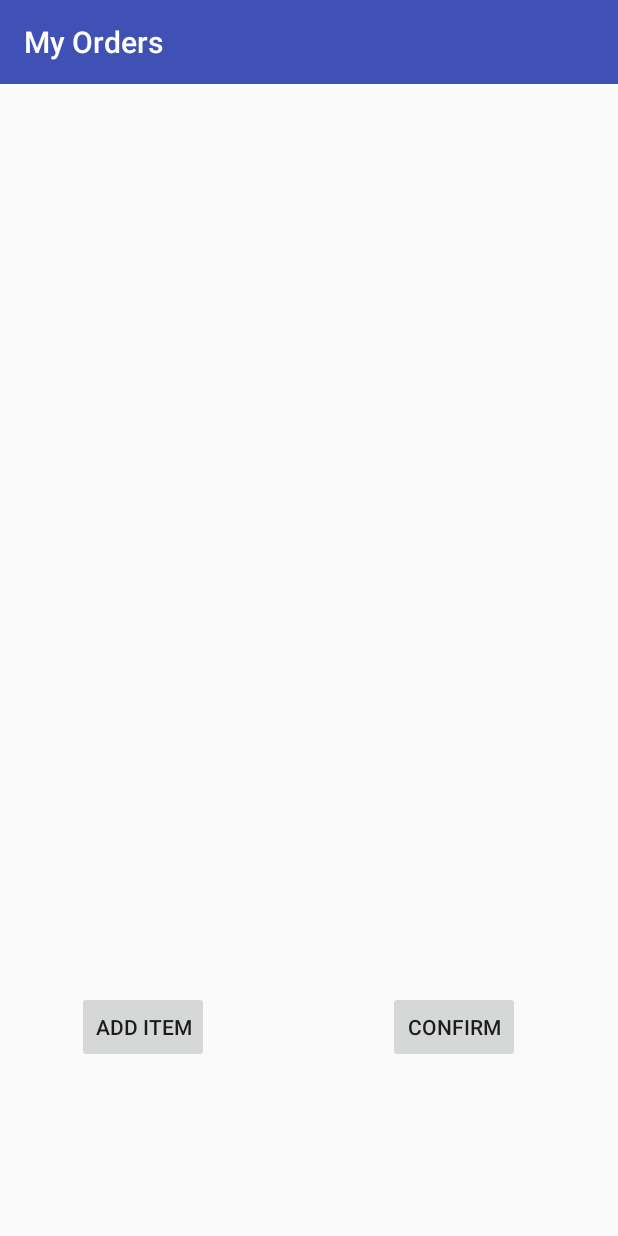
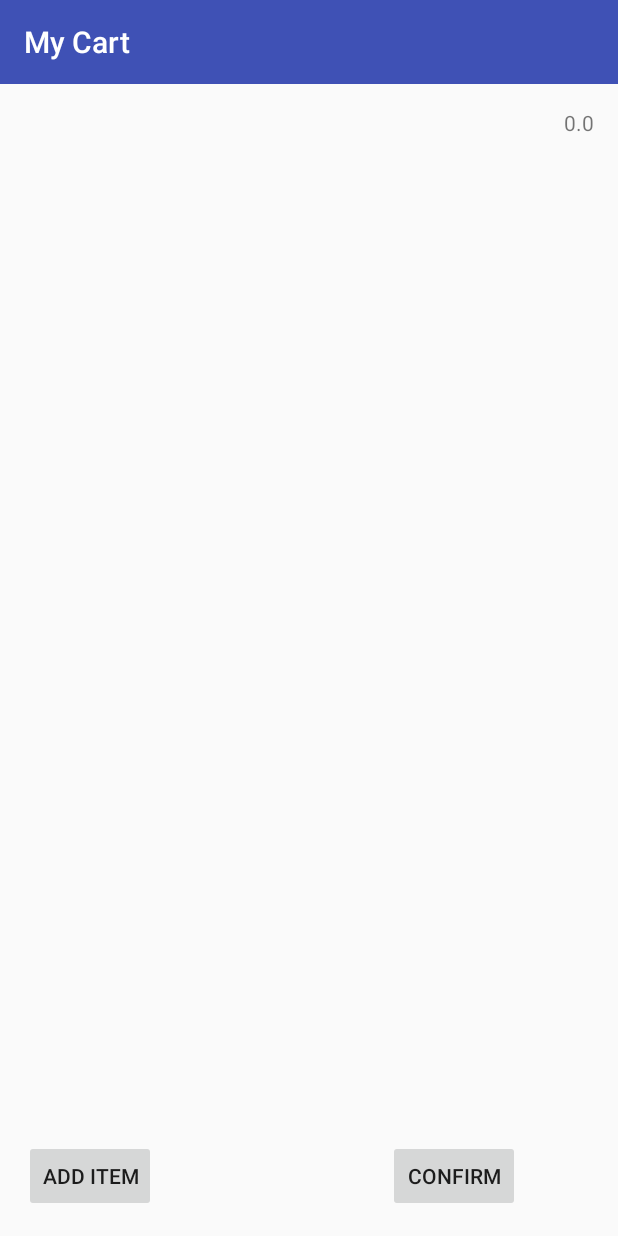
Before and after one commit to krishnarajk/menjar, an Android app: the Cart screen opened directly, with no data from a screen before it, on a phone screen of 412 x 824 dp. Run offline under Robolectric (Android 15) with nearby library versions, the phone set to English and light mode, and no system bars.

Commit message:
kore cheythu

```diff
--- a/app/src/main/java/com/example/krishnaraj/menjar/Cart.java
+++ b/app/src/main/java/com/example/krishnaraj/menjar/Cart.java
@@ -6,6 +6,8 @@ import android.os.Bundle;
 import android.util.Log;
 import android.view.View;
 import android.widget.Button;
+import android.widget.ListView;
+import android.widget.TextView;
 import android.widget.Toast;
 
 import com.example.krishnaraj.menjar.Models.Order;
@@ -16,15 +18,21 @@ import retrofit2.Callback;
 import retrofit2.Response;
 
 public class Cart extends AppCompatActivity {
-    Button additem;
-    Button confirm;
+    Button additem,confirm;
+    ListView cartList;
+    TextView subTotal;
     @Override
     protected void onCreate(Bundle savedInstanceState) {
         super.onCreate(savedInstanceState);
         setContentView(R.layout.activity_cart);
-        setTitle("My Orders");
+        setTitle("My Cart");
         additem = (Button) findViewById(R.id.additem);
         confirm = (Button) findViewById(R.id.confirm);
+        cartList = (ListView) findViewById(R.id.cart);
+        CartAdapter cartAdapter = new CartAdapter(Global.order.items,this);
+        cartList.setAdapter(cartAdapter);
+        subTotal = (TextView) findViewById(R.id.subtotal);
+        subTotal.setText(Global.order.amount+"");
         additem.setOnClickListener(new View.OnClickListener() {
             @Override
             public void onClick(View view) {
@@ -39,6 +47,7 @@ public class Cart extends AppCompatActivity {
                     public void onResponse(Call<Order> call, Response<Order> response) {
                         if(response.isSuccessful()){
                             Log.i("success","success");
+
                         }
                         else{
                             Log.i("Error","Error");
--- /dev/null
+++ b/app/src/main/java/com/example/krishnaraj/menjar/CartAdapter.java
@@ -0,0 +1,84 @@
+package com.example.krishnaraj.menjar;
+
+import android.content.Context;
+import android.view.LayoutInflater;
+import android.view.View;
+import android.view.ViewGroup;
+import android.widget.BaseAdapter;
+import android.widget.Button;
+import android.widget.TextView;
+
+import com.example.krishnaraj.menjar.Models.OrderItem;
+
+import java.util.ArrayList;
+
+/**
+ * Created by krishnaraj on 9/5/17.
+ */
+
+public class CartAdapter extends BaseAdapter {
+    ArrayList<OrderItem>orderItems;
+    Context context;
+    Button remove,plus,minus;
+    TextView quant;
+    public CartAdapter(ArrayList<OrderItem>orderItems,Context context){
+        this.orderItems=orderItems;
+        this.context=context;
+    }
+
+    @Override
+    public int getCount() {
+        return orderItems.size();
+    }
+
+    @Override
+    public Object getItem(int i) {
+        return orderItems.get(i);
+    }
+
+    @Override
+    public long getItemId(int i) {
+        return i;
+    }
+
+    @Override
+    public View getView(int i, View view, ViewGroup viewGroup) {
+        if(view==null){
+            view = LayoutInflater.from(context).inflate(R.layout.list_cart,viewGroup,false);
+        }
+        final OrderItem orderItem = (OrderItem) getItem(i);
+        TextView name = (TextView) view.findViewById(R.id.itemName);
+        name.setText(orderItem.name);
+        TextView price = (TextView) view.findViewById(R.id.itemPrice);
+        price.setText(orderItem.price+"");
+        plus = (Button) view.findViewById(R.id.plus);
+        minus = (Button) view.findViewById(R.id.minus);
+        remove = (Button) view.findViewById(R.id.remove);
+        quant = (TextView) view.findViewById(R.id.quantityCart);
+        quant.setText(orderItem.quantity+"");
+        plus.setOnClickListener(new View.OnClickListener() {
+            @Override
+            public void onClick(View view) {
+                orderItem.quantity+=1;
+                notifyDataSetChanged();
+            }
+        });
+        minus.setOnClickListener(new View.OnClickListener() {
+            @Override
+            public void onClick(View view) {
+                orderItem.quantity-=1;
+                notifyDataSetChanged();
+
+
+            }
+        });
+        remove.setOnClickListener(new View.OnClickListener() {
+            @Override
+            public void onClick(View view) {
+                orderItems.remove(orderItem);
+                notifyDataSetChanged();
+            }
+        });
+        return view;
+    }
+}
--- a/app/src/main/java/com/example/krishnaraj/menjar/Description.java
+++ b/app/src/main/java/com/example/krishnaraj/menjar/Description.java
@@ -32,9 +32,10 @@ public class Description extends AppCompatActivity {
             public void onClick(View view) {
                 EditText quant = (EditText) findViewById(R.id.quantity);
                 quantity= Integer.parseInt(quant.getText().toString());
-                Global.order.items.add(new OrderItem(catalog.id,quantity));
+                Global.order.items.add(new OrderItem(catalog.id,quantity,catalog.name,catalog.price));
                 Global.order.amount+=catalog.price*quantity;
                 Global.order.amountTotal+=catalog.price*quantity;
+                Global.order.tableId = Global.tableId;
                 startActivity(new Intent(Description.this,Cart.class));
                 Log.i("ab", String.valueOf(Global.order.amount));
                 Log.i("abc",String.valueOf(Global.order.amountTotal));
--- a/app/src/main/java/com/example/krishnaraj/menjar/Models/OrderItem.java
+++ b/app/src/main/java/com/example/krishnaraj/menjar/Models/OrderItem.java
@@ -6,8 +6,12 @@ package com.example.krishnaraj.menjar.Models;
 public class OrderItem {
     public int id;
     public int quantity;
-    public OrderItem(int id,int quantity){
+    public String name;
+    public float price;
+    public OrderItem(int id,int quantity,String name,float price){
         this.id = id;
         this.quantity = quantity;
+        this.name = name;
+        this.price = price;
     }
 }
--- a/app/src/main/java/com/example/krishnaraj/menjar/TableLogin.java
+++ b/app/src/main/java/com/example/krishnaraj/menjar/TableLogin.java
@@ -42,6 +42,8 @@ public class TableLogin extends AppCompatActivity {
                     public void onResponse(Call<Table> call, Response<Table> response) {
                         if(response.isSuccessful()){
                             Toast.makeText(TableLogin.this,"Login Successful",Toast.LENGTH_LONG).show();
+                            Global.tableId= Integer.parseInt(name);
+                            Log.i("tid", String.valueOf(Global.tableId));
                             startActivity(new Intent(TableLogin.this,MainActivity.class));
                         }
                         else{
--- a/app/src/main/res/layout/activity_cart.xml
+++ b/app/src/main/res/layout/activity_cart.xml
@@ -10,18 +10,20 @@
     android:paddingTop="@dimen/activity_vertical_margin"
     tools:context="com.example.krishnaraj.menjar.Cart">
 
-    <Button
-        android:text="Add item"
+    <ListView
         android:layout_width="wrap_content"
         android:layout_height="wrap_content"
-        android:layout_alignParentBottom="true"
+        android:id="@+id/cart"
+        android:layout_alignParentTop="true"
         android:layout_alignParentLeft="true"
-        android:layout_alignParentStart="true"
-        android:layout_marginLeft="35dp"
-        android:layout_marginStart="35dp"
-        android:layout_marginBottom="99dp"
-        android:id="@+id/additem" />
-
+        android:layout_alignParentStart="true"></ListView>
+    <TextView
+        android:layout_width="wrap_content"
+        android:layout_height="wrap_content"
+        android:text="Sub Total : Rs 10"
+        android:id="@+id/subtotal"
+        android:layout_below="@+id/cart"
+        android:layout_alignParentRight="true"/>
     <Button
         android:text="Confirm"
         android:layout_width="wrap_content"
@@ -29,7 +31,15 @@
         android:id="@+id/confirm"
         android:layout_marginRight="49dp"
         android:layout_marginEnd="49dp"
-        android:layout_alignTop="@+id/additem"
         android:layout_alignParentRight="true"
-        android:layout_alignParentEnd="true" />
+        android:layout_alignParentEnd="true"
+        android:layout_alignParentBottom="true"/>
+
+    <Button
+        android:text="Add item"
+        android:layout_width="wrap_content"
+        android:layout_height="wrap_content"
+        android:id="@+id/additem"
+        android:layout_alignParentBottom="true" />
+
 </RelativeLayout>
```
Also changed, not shown: app/src/main/res/layout/list_cart.xml (added, +67 -0 lines).
